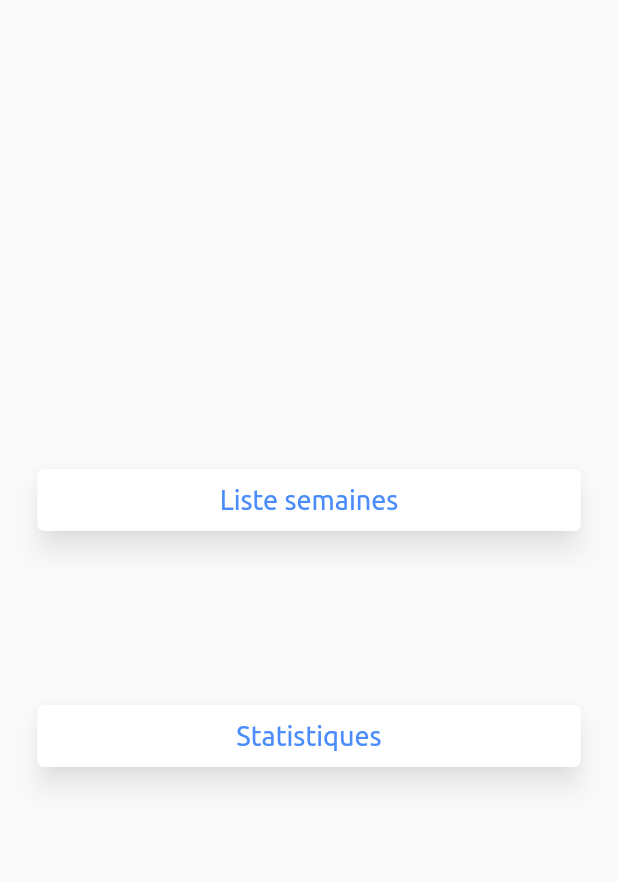
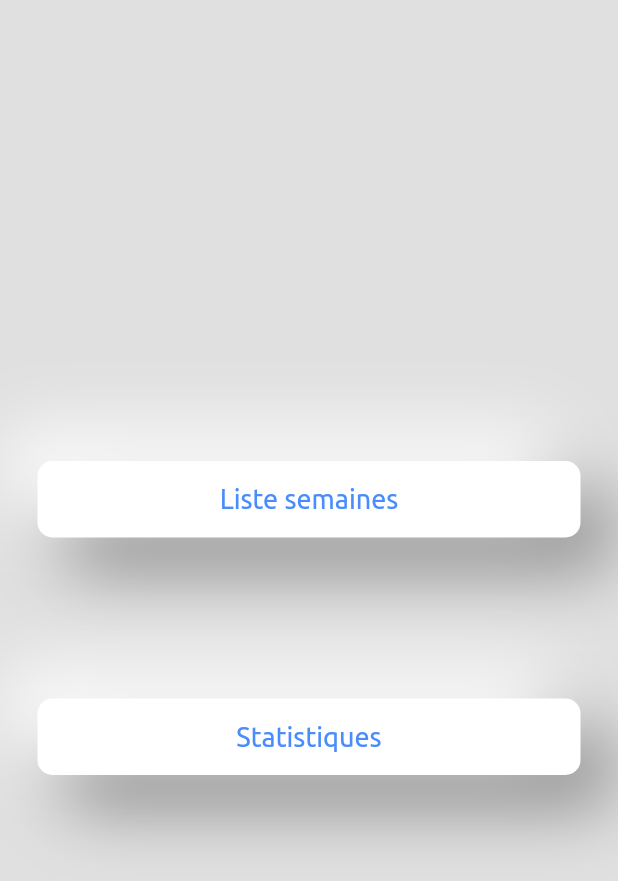
Before and after one commit to Fabccc/MuscleHack, a Flutter app: the screen it shows after launch, on a phone screen of 412 x 824 dp. Shown: the top 881 px of the screen. Run offline on Flutter 3.47's test engine with Material 2 defaults, Android fonts, the phone set to English and light mode, and no system bars; our stand-ins replace sqflite; accounts and stored records are empty; project files that could hold a hidden picture were left out.

Commit message:
Ajou bouttons "neumorphism"

```diff
--- a/lib/components/button.dart
+++ b/lib/components/button.dart
@@ -1,5 +1,78 @@
 import 'package:flutter/material.dart';
 import 'package:flutter/widgets.dart';
+import 'package:musclatax/components/utils.dart';
+
+class NeumophirsmButton extends StatelessWidget {
+  static const double difference = 0.15;
+
+  final Function? onPressed;
+  final String content;
+  int horizontal;
+  int vertical;
+
+  NeumophirsmButton(
+      {Key? key,
+      required this.content,
+      this.onPressed,
+      this.horizontal = 5,
+      this.vertical = 15})
+      : super(key: key);
+
+  /*
+  Neumorphic style:
+  border-radius: 50px;
+  background: #e0e0e0;
+  box-shadow:  dx    dy    blur  color
+  box-shadow:  20px 20px 60px #bebebe,
+              -20px -20px 60px #ffffff;*/
+
+  List<BoxShadow> calcShadow(Color color, double blur, double distance,
+      {intensity = difference}) {
+    return [
+      BoxShadow(
+        color: ColorUtils.colorLuminanceTweaked(color, intensity * -1),
+        offset: Offset(distance, distance),
+        blurRadius: blur,
+      ),
+      BoxShadow(
+        color: ColorUtils.colorLuminanceTweaked(color, intensity),
+        offset: Offset(-distance, -distance),
+        blurRadius: blur,
+      )
+    ];
+  }
+
+  @override
+  Widget build(BuildContext context) {
+    return Container(
+      child: OutlinedButton(
+        style: OutlinedButton.styleFrom(
+            backgroundColor: const Color(0xffffffff),
+            shape: const RoundedRectangleBorder(
+                borderRadius: BorderRadius.all(Radius.circular(10))),
+            side: const BorderSide(width: 0, color: Colors.transparent)),
+        onPressed: () {
+          if (onPressed != null) {
+            onPressed!();
+          }
+        },
+        child: Padding(
+          padding: EdgeInsets.symmetric(
+              vertical: vertical.toDouble(), horizontal: horizontal.toDouble()),
+          child: Text(content,
+              style: const TextStyle(
+                  color: Color(0xff4a8cfc),
+                  fontSize: 18,
+                  fontFamily: "Ubuntu",
+                  fontWeight: FontWeight.normal)),
+        ),
+      ),
+      decoration: BoxDecoration(
+          boxShadow:
+              calcShadow(const Color(0xffe0e0e0), 40, 20, intensity: 0.4)),
+    );
+  }
+}
 
 class MenuButton extends StatelessWidget {
   final Function? onPressed;
@@ -17,7 +90,7 @@ class MenuButton extends StatelessWidget {
             backgroundColor: const Color(0xffffffff),
             shape: const RoundedRectangleBorder(
                 borderRadius: BorderRadius.all(Radius.circular(4))),
-            side: const BorderSide(width: 1.5, color: Colors.white)),
+            side: const BorderSide(width: 0, color: Colors.transparent)),
         onPressed: () {
           if (onPressed != null) {
             onPressed!();
--- a/lib/main.dart
+++ b/lib/main.dart
@@ -30,13 +30,14 @@ class MusclataxMainMenu extends StatelessWidget {
   @override
   Widget build(BuildContext context) {
     return Scaffold(
+      backgroundColor: const Color(0xffe0e0e0),
       body: DefaultContainer(
         topbottom: 200,
         child: Column(
           mainAxisAlignment: MainAxisAlignment.spaceEvenly,
           crossAxisAlignment: CrossAxisAlignment.stretch,
           children: [
-            MenuButton(
+            NeumophirsmButton(
                 onPressed: () => {
                       Navigator.push(
                           context,
@@ -44,7 +45,7 @@ class MusclataxMainMenu extends StatelessWidget {
                               builder: (context) => const WeekList()))
                     },
                 content: "Liste semaines"),
-            const MenuButton(content: "Statistiques")
+            NeumophirsmButton(content: "Statistiques")
           ],
         ),
       ),
```
